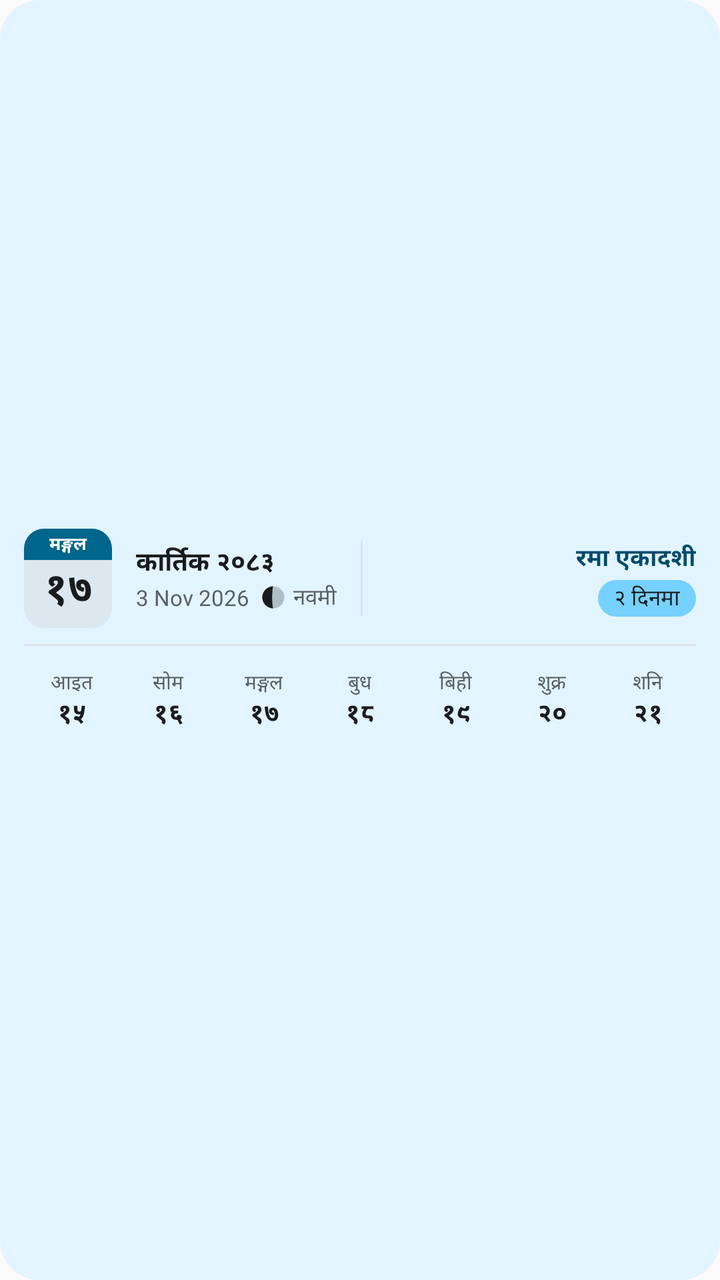
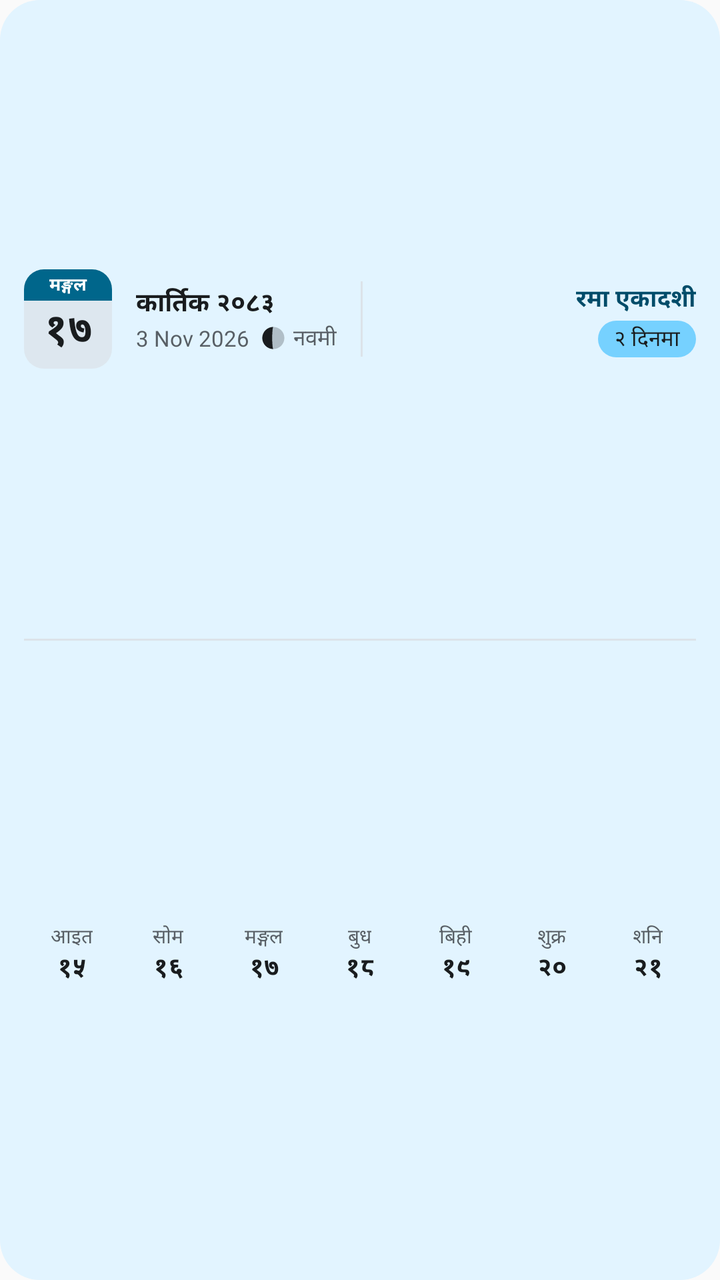

An Android layout rendered at two revisions. The XML below is the earlier revision; the diff shows what the commit changed to produce the second picture.
<!-- AndroidManifest.xml: application theme AppTheme -->
<!-- res/layout/widget_patro_xl_expanded.xml -->
<?xml version="1.0" encoding="utf-8"?>
<FrameLayout xmlns:android="http://schemas.android.com/apk/res/android"
    android:id="@+id/widget_root"
    android:layout_width="match_parent"
    android:layout_height="match_parent"
    android:background="@drawable/widget_background">


<LinearLayout
    android:layout_width="match_parent"
    android:layout_height="match_parent"
    android:orientation="vertical"
    android:gravity="center_vertical"
    android:paddingHorizontal="12dp"
    android:paddingVertical="8dp">

    <LinearLayout
        android:layout_width="match_parent"
        android:layout_height="wrap_content"
        android:orientation="horizontal"
        android:gravity="center_vertical">

    <LinearLayout
        android:id="@+id/widget_leaf"
        android:layout_width="44dp"
        android:layout_height="wrap_content"
        android:orientation="vertical"
        android:layout_marginEnd="12dp"
        android:background="@drawable/widget_leaf">

        <TextView
            android:id="@+id/widget_leaf_head"
            android:layout_width="match_parent"
            android:layout_height="wrap_content"
            android:gravity="center"
            android:paddingVertical="1dp"
            android:textSize="9sp"
            android:textStyle="bold"
            android:maxLines="1"
            android:textColor="@color/widget_on_head"
            android:background="@drawable/widget_leaf_head"
            android:text="मङ्गल" />

        <TextView
        android:textLocale="ne-NP"
            android:id="@+id/widget_day"
            android:layout_width="match_parent"
            android:layout_height="wrap_content"
            android:gravity="center"
            android:paddingTop="2dp"
            android:paddingBottom="4dp"
            android:textSize="21sp"
            android:textStyle="bold"
            android:includeFontPadding="false"
            android:maxLines="1"
            android:textColor="@color/widget_day"
            android:text="१७" />
    </LinearLayout>

    <LinearLayout
        android:layout_width="wrap_content"
        android:layout_height="wrap_content"
        android:orientation="vertical"
        android:layout_marginEnd="12dp">

        <TextView
            android:id="@+id/widget_month"
            android:layout_width="wrap_content"
            android:layout_height="wrap_content"
            android:textSize="13sp"
            android:textStyle="bold"
            android:maxLines="1"
            android:textColor="@color/widget_text"
            android:text="कार्तिक २०८३" />

        
        <LinearLayout
            android:layout_width="wrap_content"
            android:layout_height="wrap_content"
            android:orientation="horizontal"
            android:gravity="center_vertical">
            <TextView
                android:id="@+id/widget_ad"
                android:layout_width="wrap_content"
                android:layout_height="wrap_content"
                android:textSize="11sp"
                android:maxLines="1"
                android:textColor="@color/widget_muted"
                android:text="3 Nov 2026" />
            <ImageView
                android:id="@+id/widget_moon"
                android:src="@drawable/widget_moon_preview"
                android:layout_width="12dp"
                android:layout_height="12dp"
                android:layout_marginStart="6dp"
                android:layout_marginEnd="4dp"
                android:contentDescription="@null" />
            <TextView
                android:id="@+id/widget_tithi"
                android:layout_width="wrap_content"
                android:layout_height="wrap_content"
                android:textSize="11sp"
                android:maxLines="1"
                android:textColor="@color/widget_muted"
                android:text="नवमी" />
        </LinearLayout>
    </LinearLayout>

    <ImageView
        android:id="@+id/widget_divider1"
        android:layout_width="1dp"
        android:layout_height="match_parent"
        android:layout_marginVertical="6dp"
        android:layout_marginEnd="12dp"
        android:contentDescription="@null"
        android:background="@color/widget_border" />

    <LinearLayout
        android:layout_width="0dp"
        android:layout_weight="1"
        android:layout_height="wrap_content"
        android:orientation="vertical">

        
        <TextView
            android:id="@+id/widget_note"
            android:layout_width="match_parent"
            android:layout_height="wrap_content"
            android:textSize="12sp"
            android:textStyle="bold"
            android:maxLines="1"
            android:ellipsize="end"
            android:gravity="end"
            android:textColor="@color/widget_accent"
            android:text="रमा एकादशी" />

        
        <TextView
            android:id="@+id/widget_next"
            android:layout_width="wrap_content"
            android:layout_height="wrap_content"
            android:layout_gravity="end"
            android:layout_marginTop="2dp"
            android:paddingHorizontal="8dp"
            android:paddingVertical="1dp"
            android:background="@drawable/widget_chip"
            android:textSize="11sp"
            android:maxLines="1"
            android:ellipsize="end"
            android:textColor="@color/widget_text"
            android:text="२ दिनमा" />
    </LinearLayout>
    </LinearLayout>

    
    <TextView android:id="@+id/widget_weekday"
        android:layout_width="wrap_content" android:layout_height="wrap_content"
        android:visibility="gone" android:text="" />

    <ImageView
        android:id="@+id/widget_divider2"
        android:layout_width="match_parent"
        android:layout_height="1dp"
        android:layout_marginVertical="8dp"
        android:contentDescription="@null"
        android:background="@color/widget_border" />

    <LinearLayout
        android:layout_width="match_parent"
        android:layout_height="wrap_content"
        android:orientation="horizontal"
        android:baselineAligned="false">

        <LinearLayout
            android:id="@+id/widget_week_c0"
            android:layout_width="0dp" android:layout_weight="1"
            android:layout_height="wrap_content"
            android:orientation="vertical" android:gravity="center"
            android:paddingVertical="3dp">
            <TextView android:id="@+id/widget_week_l0"
                android:layout_width="wrap_content" android:layout_height="wrap_content"
                android:textSize="10sp" android:textColor="@color/widget_week_label"
                android:text="आइत" />
            <TextView
        android:textLocale="ne-NP" android:id="@+id/widget_week_d0"
                android:layout_width="wrap_content" android:layout_height="wrap_content"
                android:textSize="13sp" android:textStyle="bold" android:includeFontPadding="false"
                android:textColor="@color/widget_week_day" android:text="१५" />
            <ImageView android:id="@+id/widget_week_f0"
                android:layout_width="4dp" android:layout_height="4dp"
                android:layout_marginTop="2dp"
                android:src="@drawable/widget_dot"
                android:visibility="invisible"
                android:contentDescription="@null" />
        </LinearLayout>

        <LinearLayout
            android:id="@+id/widget_week_c1"
            android:layout_width="0dp" android:layout_weight="1"
            android:layout_height="wrap_content"
            android:orientation="vertical" android:gravity="center"
            android:paddingVertical="3dp">
            <TextView android:id="@+id/widget_week_l1"
                android:layout_width="wrap_content" android:layout_height="wrap_content"
                android:textSize="10sp" android:textColor="@color/widget_week_label"
                android:text="सोम" />
            <TextView
        android:textLocale="ne-NP" android:id="@+id/widget_week_d1"
                android:layout_width="wrap_content" android:layout_height="wrap_content"
                android:textSize="13sp" android:textStyle="bold" android:includeFontPadding="false"
                android:textColor="@color/widget_week_day" android:text="१६" />
            <ImageView android:id="@+id/widget_week_f1"
                android:layout_width="4dp" android:layout_height="4dp"
                android:layout_marginTop="2dp"
                android:src="@drawable/widget_dot"
                android:visibility="invisible"
                android:contentDescription="@null" />
        </LinearLayout>

        <LinearLayout
            android:id="@+id/widget_week_c2"
            android:layout_width="0dp" android:layout_weight="1"
            android:layout_height="wrap_content"
            android:orientation="vertical" android:gravity="center"
            android:paddingVertical="3dp">
            <TextView android:id="@+id/widget_week_l2"
                android:layout_width="wrap_content" android:layout_height="wrap_content"
                android:textSize="10sp" android:textColor="@color/widget_week_label"
                android:text="मङ्गल" />
            <TextView
        android:textLocale="ne-NP" android:id="@+id/widget_week_d2"
                android:layout_width="wrap_content" android:layout_height="wrap_content"
                android:textSize="13sp" android:textStyle="bold" android:includeFontPadding="false"
                android:textColor="@color/widget_week_day" android:text="१७" />
            <ImageView android:id="@+id/widget_week_f2"
                android:layout_width="4dp" android:layout_height="4dp"
                android:layout_marginTop="2dp"
                android:src="@drawable/widget_dot"
                android:visibility="invisible"
                android:contentDescription="@null" />
        </LinearLayout>

        <LinearLayout
            android:id="@+id/widget_week_c3"
            android:layout_width="0dp" android:layout_weight="1"
            android:layout_height="wrap_content"
            android:orientation="vertical" android:gravity="center"
            android:paddingVertical="3dp">
            <TextView android:id="@+id/widget_week_l3"
                android:layout_width="wrap_content" android:layout_height="wrap_content"
                android:textSize="10sp" android:textColor="@color/widget_week_label"
                android:text="बुध" />
            <TextView
        android:textLocale="ne-NP" android:id="@+id/widget_week_d3"
                android:layout_width="wrap_content" android:layout_height="wrap_content"
                android:textSize="13sp" android:textStyle="bold" android:includeFontPadding="false"
                android:textColor="@color/widget_week_day" android:text="१८" />
            <ImageView android:id="@+id/widget_week_f3"
                android:layout_width="4dp" android:layout_height="4dp"
                android:layout_marginTop="2dp"
                android:src="@drawable/widget_dot"
                android:visibility="invisible"
                android:contentDescription="@null" />
        </LinearLayout>

        <LinearLayout
            android:id="@+id/widget_week_c4"
            android:layout_width="0dp" android:layout_weight="1"
            android:layout_height="wrap_content"
            android:orientation="vertical" android:gravity="center"
            android:paddingVertical="3dp">
            <TextView android:id="@+id/widget_week_l4"
                android:layout_width="wrap_content" android:layout_height="wrap_content"
                android:textSize="10sp" android:textColor="@color/widget_week_label"
                android:text="बिही" />
            <TextView
        android:textLocale="ne-NP" android:id="@+id/widget_week_d4"
                android:layout_width="wrap_content" android:layout_height="wrap_content"
                android:textSize="13sp" android:textStyle="bold" android:includeFontPadding="false"
                android:textColor="@color/widget_week_day" android:text="१९" />
            <ImageView android:id="@+id/widget_week_f4"
                android:layout_width="4dp" android:layout_height="4dp"
                android:layout_marginTop="2dp"
                android:src="@drawable/widget_dot"
                android:visibility="invisible"
                android:contentDescription="@null" />
        </LinearLayout>

        <LinearLayout
            android:id="@+id/widget_week_c5"
            android:layout_width="0dp" android:layout_weight="1"
            android:layout_height="wrap_content"
            android:orientation="vertical" android:gravity="center"
            android:paddingVertical="3dp">
            <TextView android:id="@+id/widget_week_l5"
                android:layout_width="wrap_content" android:layout_height="wrap_content"
                android:textSize="10sp" android:textColor="@color/widget_week_label"
                android:text="शुक्र" />
            <TextView
        android:textLocale="ne-NP" android:id="@+id/widget_week_d5"
                android:layout_width="wrap_content" android:layout_height="wrap_content"
                android:textSize="13sp" android:textStyle="bold" android:includeFontPadding="false"
                android:textColor="@color/widget_week_day" android:text="२०" />
            <ImageView android:id="@+id/widget_week_f5"
                android:layout_width="4dp" android:layout_height="4dp"
                android:layout_marginTop="2dp"
                android:src="@drawable/widget_dot"
                android:visibility="invisible"
                android:contentDescription="@null" />
        </LinearLayout>

        <LinearLayout
            android:id="@+id/widget_week_c6"
            android:layout_width="0dp" android:layout_weight="1"
            android:layout_height="wrap_content"
            android:orientation="vertical" android:gravity="center"
            android:paddingVertical="3dp">
            <TextView android:id="@+id/widget_week_l6"
                android:layout_width="wrap_content" android:layout_height="wrap_content"
                android:textSize="10sp" android:textColor="@color/widget_week_label"
                android:text="शनि" />
            <TextView
        android:textLocale="ne-NP" android:id="@+id/widget_week_d6"
                android:layout_width="wrap_content" android:layout_height="wrap_content"
                android:textSize="13sp" android:textStyle="bold" android:includeFontPadding="false"
                android:textColor="@color/widget_week_day" android:text="२१" />
            <ImageView android:id="@+id/widget_week_f6"
                android:layout_width="4dp" android:layout_height="4dp"
                android:layout_marginTop="2dp"
                android:src="@drawable/widget_dot"
                android:visibility="invisible"
                android:contentDescription="@null" />
        </LinearLayout>
    </LinearLayout>
</LinearLayout>
</FrameLayout>
<!-- resources referenced by this layout -->
<resources>
  <color name="widget_accent">#A80D26</color>
  <color name="widget_border">#DDE1E9</color>
  <color name="widget_muted">#646C7E</color>
  <color name="widget_on_head">#FFFFFF</color>
  <color name="widget_text">#141824</color>
  <!-- drawable widget_background (drawable) -->
  <?xml version="1.0" encoding="utf-8"?>
  <shape xmlns:android="http://schemas.android.com/apk/res/android" android:shape="rectangle">
      <solid android:color="@color/widget_surface" />
      <corners android:radius="20dp" />
  </shape>
  <!-- drawable widget_chip (drawable) -->
  <?xml version="1.0" encoding="utf-8"?>
  <shape xmlns:android="http://schemas.android.com/apk/res/android" android:shape="rectangle">
      <solid android:color="@color/widget_today" />
      <corners android:radius="999dp" />
  </shape>
  <!-- drawable widget_dot (drawable) -->
  <?xml version="1.0" encoding="utf-8"?>
  <shape xmlns:android="http://schemas.android.com/apk/res/android" android:shape="oval">
      <solid android:color="@color/widget_accent" />
      <size android:width="4dp" android:height="4dp" />
  </shape>
  <!-- drawable widget_leaf (drawable) -->
  <?xml version="1.0" encoding="utf-8"?>
  <shape xmlns:android="http://schemas.android.com/apk/res/android" android:shape="rectangle">
      <solid android:color="@color/widget_leaf" />
      <corners android:radius="10dp" />
  </shape>
  <!-- drawable widget_leaf_head (drawable) -->
  <?xml version="1.0" encoding="utf-8"?>
  <shape xmlns:android="http://schemas.android.com/apk/res/android" android:shape="rectangle">
      <solid android:color="@color/widget_head" />
      <corners
          android:topLeftRadius="10dp"
          android:topRightRadius="10dp"
          android:bottomLeftRadius="0dp"
          android:bottomRightRadius="0dp" />
  </shape>
  <!-- drawable widget_moon_preview (drawable) -->
  <?xml version="1.0" encoding="utf-8"?>
  <vector xmlns:android="http://schemas.android.com/apk/res/android"
      android:width="12dp"
      android:height="12dp"
      android:viewportWidth="24"
      android:viewportHeight="24">
      <path
          android:fillColor="@color/widget_text"
          android:fillAlpha="0.25"
          android:pathData="M12,0.96 A11.04,11.04 0 1,1 12,23.04 A11.04,11.04 0 1,1 12,0.96 Z" />
      <path
          android:fillColor="@color/widget_text"
          android:pathData="M12,0.96 A11.04,11.04 0 0,0 12,23.04 A1.15,11.04 0 0,1 12,0.96 Z" />
  </vector>
  <style name="AppTheme" parent="Theme.AppCompat.Light.DarkActionBar">
          
          <item name="colorPrimary">@color/colorPrimary</item>
          <item name="colorPrimaryDark">@color/colorPrimaryDark</item>
          <item name="colorAccent">@color/colorAccent</item>
      </style>
  <color name="widget_surface">#EBFFFFFF</color>
  <color name="widget_today">#FBE9EC</color>
  <color name="widget_leaf">#B3E6E9F0</color>
  <color name="widget_head">#A80D26</color>
  <color name="colorPrimary">#0E1220</color>
  <color name="colorPrimaryDark">#0E1220</color>
  <color name="colorAccent">#A80D26</color>
</resources>

<!-- the commit's change to res/layout/widget_patro_xl_expanded.xml (unified diff, before → after) -->
@@ -6,13 +6,21 @@
     android:background="@drawable/widget_background">
 
 
+
 <LinearLayout
+    android:id="@+id/widget_body"
     android:layout_width="match_parent"
     android:layout_height="match_parent"
     android:orientation="vertical"
-    android:gravity="center_vertical"
     android:paddingHorizontal="12dp"
     android:paddingVertical="8dp">
+
+    <LinearLayout
+        android:layout_width="match_parent"
+        android:layout_height="0dp"
+        android:layout_weight="1"
+        android:orientation="vertical"
+        android:gravity="center_vertical">
 
     <LinearLayout
         android:layout_width="match_parent"
@@ -151,6 +159,7 @@
             android:text="२ दिनमा" />
     </LinearLayout>
     </LinearLayout>
+    </LinearLayout>
 
     
     <TextView android:id="@+id/widget_weekday"
@@ -167,8 +176,10 @@
 
     <LinearLayout
         android:layout_width="match_parent"
-        android:layout_height="wrap_content"
+        android:layout_height="0dp"
+        android:layout_weight="1"
         android:orientation="horizontal"
+        android:gravity="center_vertical"
         android:baselineAligned="false">
 
         <LinearLayout
